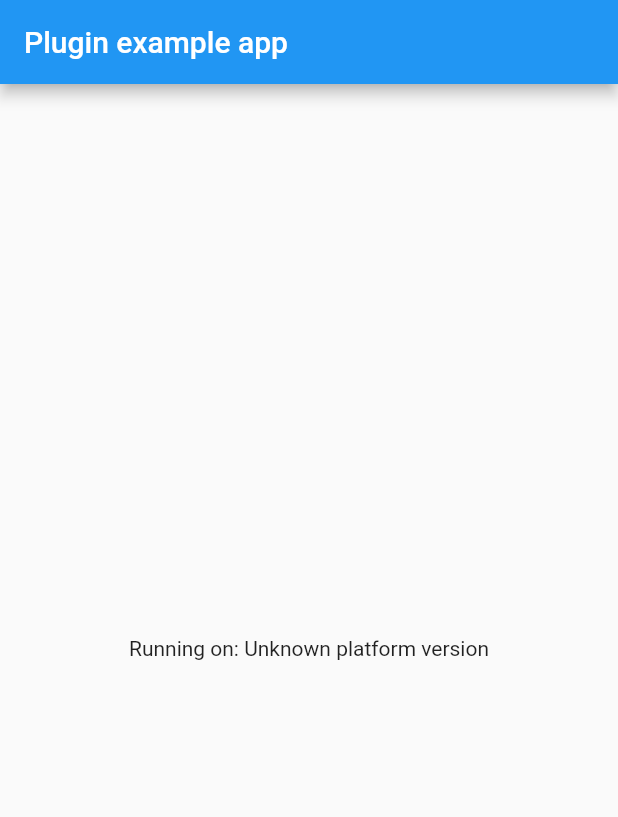
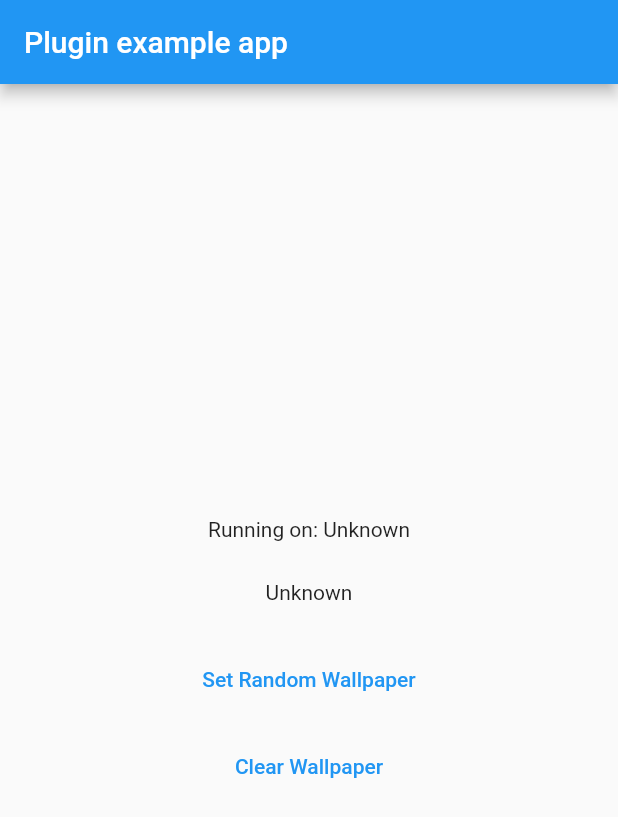
Before and after one commit to prasadkirpekar/flutterwallpapermanager, a Flutter app: the screen it shows after launch, on a phone screen of 412 x 824 dp. Shown: the top 817 px of the screen. Run offline on Flutter 3.47's test engine with Material 2 defaults, Android fonts, the phone set to English and light mode, and no system bars; our stand-ins replace flutter_cache_manager.

Commit message:
New version

```diff
--- a/example/lib/main.dart
+++ b/example/lib/main.dart
@@ -16,20 +16,17 @@ class MyApp extends StatefulWidget {
 
 class _MyAppState extends State<MyApp> {
   String _platformVersion = 'Unknown';
-
+  String __heightWidth = "Unknown";
   @override
   void initState() {
     super.initState();
-    initPlatformState();
-    //Set Wallpaper
-    setWallpaper();
-    //Clear Wallpaper
-    WallpaperManager.clearWallpaper();
+    initAppState();
   }
 
   // Platform messages are asynchronous, so we initialize in an async method.
-  Future<void> initPlatformState() async {
+  Future<void> initAppState() async {
     String platformVersion;
+    String _heightWidth;
     // Platform messages may fail, so we use a try/catch PlatformException.
     // We also handle the message potentially returning null.
     try {
@@ -39,12 +36,23 @@ class _MyAppState extends State<MyApp> {
       platformVersion = 'Failed to get platform version.';
     }
 
+    try {
+      int height = await WallpaperManager.getDesiredMinimumHeight();
+      int width = await WallpaperManager.getDesiredMinimumWidth();
+      _heightWidth =
+          "Width = " + width.toString() + " Height = " + height.toString();
+    } on PlatformException {
+      platformVersion = 'Failed to get platform version.';
+      _heightWidth = "Failed to get Height and Width";
+    }
+
     // If the widget was removed from the tree while the asynchronous platform
     // message was in flight, we want to discard the reply rather than calling
     // setState to update our non-existent appearance.
     if (!mounted) return;
 
     setState(() {
+      __heightWidth = _heightWidth;
       _platformVersion = platformVersion;
     });
   }
@@ -69,8 +77,29 @@ class _MyAppState extends State<MyApp> {
           title: const Text('Plugin example app'),
         ),
         body: Center(
-          child: Text('Running on: $_platformVersion\n'),
-        ),
+            child: Column(
+          mainAxisAlignment: MainAxisAlignment.center,
+          crossAxisAlignment: CrossAxisAlignment.center,
+          children: [
+            Text('Running on: $_platformVersion\n'),
+            SizedBox(
+              height: 10,
+            ),
+            Text('$__heightWidth\n'),
+            SizedBox(
+              height: 10,
+            ),
+            TextButton(
+                onPressed: () => {setWallpaper()},
+                child: Text("Set Random Wallpaper")),
+            SizedBox(
+              height: 10,
+            ),
+            TextButton(
+                onPressed: () => {(WallpaperManager.clearWallpaper())},
+                child: Text("Clear Wallpaper"))
+          ],
+        )),
       ),
     );
   }
--- a/lib/flutter_wallpaper_manager.dart
+++ b/lib/flutter_wallpaper_manager.dart
@@ -27,4 +27,14 @@ class WallpaperManager {
     final bool result = await _channel.invokeMethod('clearWallpaper');
     return result;
   }
+
+  static Future<int> getDesiredMinimumWidth() async {
+    final int result = await _channel.invokeMethod('getDesiredMinimumWidth');
+    return result;
+  }
+
+  static Future<int> getDesiredMinimumHeight() async {
+    final int result = await _channel.invokeMethod('getDesiredMinimumHeight');
+    return result;
+  }
 }
--- a/pubspec.yaml
+++ b/pubspec.yaml
@@ -1,6 +1,6 @@
 name: flutter_wallpaper_manager
 description: Flutter wallpaper manager plugin, helps you setup wallpaper on android devices. Support home screen, lock screen and both screen wallpaper mode.
-version: 0.0.2
+version: 0.0.3
 homepage: https://github.com/prasadkirpekar/flutterwallpapermanager
 
 environment:
```
Also changed, not shown: example/pubspec.lock, 3 other files.
